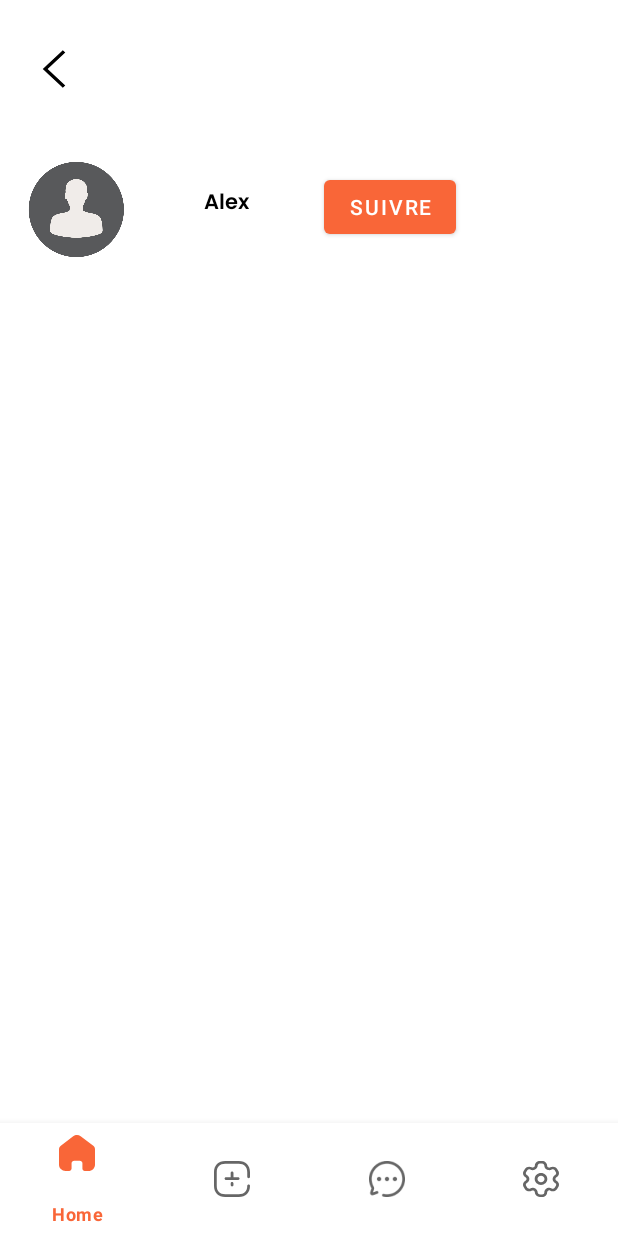
After one commit to Nathancdl/kotlin-project, an Android app: the fragment HomeFragmentSearch placed in its activity, on a phone screen of 412 x 824 dp. The commit adds this screen. Run offline under Robolectric (Android 15) with nearby library versions, the phone set to English and light mode, and no system bars; our stand-ins replace Firebase (no records; nobody signed in at launch, a user with empty details on screens opened directly).

Commit message:
all minimum layout work (not firebase)

```diff
--- /dev/null
+++ b/app/src/main/java/com/example/kotlin_project/ChatFragment.kt
@@ -0,0 +1,29 @@
+package com.example.kotlin_project
+
+import android.os.Bundle
+import android.view.LayoutInflater
+import android.view.View
+import android.view.ViewGroup
+import android.widget.Button
+import android.widget.ImageButton
+import android.widget.LinearLayout
+import android.widget.TextView
+import androidx.fragment.app.Fragment
+
+class ChatFragment : Fragment(R.layout.fragment_chat){
+
+
+    override fun onCreateView(
+        inflater: LayoutInflater,
+        container: ViewGroup?,
+        savedInstanceState: Bundle?
+    ): View {
+
+        val rootView = inflater.inflate(R.layout.fragment_chat, container, false)
+
+        return rootView
+    }
+
+
+
+}
--- /dev/null
+++ b/app/src/main/java/com/example/kotlin_project/HomeFragmentSearch.kt
@@ -0,0 +1,63 @@
+package com.example.kotlin_project
+
+import android.annotation.SuppressLint
+import android.os.Bundle
+import android.view.LayoutInflater
+import android.view.View
+import android.view.ViewGroup
+import android.widget.Button
+import android.widget.ImageButton
+import android.widget.LinearLayout
+import android.widget.TextView
+import androidx.fragment.app.Fragment
+
+class HomeFragmentSearch : Fragment(R.layout.visual_searchuser){
+
+    @SuppressLint("MissingInflatedId")
+    override fun onCreateView(
+        inflater: LayoutInflater,
+        container: ViewGroup?,
+        savedInstanceState: Bundle?
+    ): View {
+
+        val rootView = inflater.inflate(R.layout.visual_searchuser, container, false)
+
+        rootView.findViewById<ImageButton>(R.id.buttonbacksearchtohome).setOnClickListener{
+            // Revient sur la page d'avant
+            val fragmentManager = fragmentManager
+            fragmentManager?.popBackStack()
+        }
+
+
+        val linearLayout : LinearLayout = rootView.findViewById<LinearLayout>(R.id.resultsearchlayout)
+
+        linearLayout.addView(createuser(inflater, container, "Alex","151"))
+
+        return rootView
+    }
+
+
+
+    fun createuser(
+        inflater: LayoutInflater,
+        container: ViewGroup?,
+        NameUser: String,
+        uuidUser: String
+    ) : View {
+        val view : View = inflater.inflate(R.layout.visual_user, container, false)
+        view.findViewById<TextView>(R.id.user_username).text = NameUser
+        view.findViewById<Button>(R.id.user_buttonfollow).setOnClickListener{
+            view.findViewById<Button>(R.id.user_buttonfollow).isEnabled = false
+            newfollow(uuidUser)
+        }
+        return view
+    }
+
+    fun newfollow(uuidUser: String){
+
+    println("newFollow")
+
+    }
+
+
+}
--- a/app/src/main/java/com/example/kotlin_project/MainActivity.kt
+++ b/app/src/main/java/com/example/kotlin_project/MainActivity.kt
@@ -26,8 +26,8 @@ class MainActivity : AppCompatActivity() {
             Toast.makeText(this, "Firebase connection failed", Toast.LENGTH_SHORT).show()
         }
 
-        //val intent = Intent(this, MainScreen::class.java)
-        val intent = Intent(this, ConnectionLoginActivity::class.java)
+        val intent = Intent(this, MainScreen::class.java)
+        //val intent = Intent(this, ConnectionLoginActivity::class.java)
         startActivity(intent)
 }
 
--- a/app/src/main/java/com/example/kotlin_project/MainScreen.kt
+++ b/app/src/main/java/com/example/kotlin_project/MainScreen.kt
@@ -13,7 +13,9 @@ class MainScreen : AppCompatActivity() {
 
         val homeFragment = HomeFragment()
         val newPostFragment = NewPostFragment()
+        val chatFragment = ChatFragment()
         val settingsFragment = SettingsFragment()
+
 
         setCurrentFragment(homeFragment)
 
@@ -23,6 +25,7 @@ class MainScreen : AppCompatActivity() {
             when(it.itemId){
                 R.id.mihome -> setCurrentFragment(homeFragment)
                 R.id.minewpost -> setCurrentFragment(newPostFragment)
+                R.id.minchat -> setCurrentFragment(chatFragment)
                 R.id.misetting -> setCurrentFragment(settingsFragment)
             }
             true
--- a/app/src/main/res/layout/visual_post.xml
+++ b/app/src/main/res/layout/visual_post.xml
@@ -37,7 +37,7 @@
             app:layout_constraintTop_toTopOf="parent"
             app:shapeAppearanceOverlay="@style/Circular"
             tools:ignore="MissingConstraints"
-            tools:srcCompat="@tools:sample/avatars" />
+            tools:srcCompat="@drawable/profile_default" />
 
         <ImageView
             android:id="@+id/imageclock"
--- /dev/null
+++ b/app/src/main/res/layout/visual_searchuser.xml
@@ -0,0 +1,49 @@
+<?xml version="1.0" encoding="utf-8"?>
+<androidx.constraintlayout.widget.ConstraintLayout xmlns:android="http://schemas.android.com/apk/res/android"
+    xmlns:app="http://schemas.android.com/apk/res-auto"
+    xmlns:tools="http://schemas.android.com/tools"
+    android:layout_width="match_parent"
+    android:layout_height="match_parent">
+
+    <FrameLayout
+        android:id="@+id/frame_comment"
+        android:layout_width="match_parent"
+        android:layout_height="match_parent"
+        android:background="@color/white">
+
+        <androidx.constraintlayout.widget.ConstraintLayout
+            android:layout_width="match_parent"
+            android:layout_height="match_parent">
+
+            <ImageButton
+                android:id="@+id/buttonbacksearchtohome"
+                android:layout_width="40dp"
+                android:layout_height="60dp"
+                android:layout_marginStart="16dp"
+                android:layout_marginTop="16dp"
+                android:background="@null"
+
+                android:scaleType="fitCenter"
+                app:layout_constraintStart_toStartOf="parent"
+                app:layout_constraintTop_toTopOf="parent"
+                app:srcCompat="@drawable/back" />
+
+            <ScrollView
+                android:layout_width="match_parent"
+                android:layout_height="match_parent"
+                android:layout_marginTop="88dp"
+                app:layout_constraintEnd_toEndOf="parent"
+                app:layout_constraintStart_toStartOf="parent"
+                app:layout_constraintTop_toTopOf="parent">
+
+                <LinearLayout
+                    android:id="@+id/resultsearchlayout"
+                    android:layout_width="match_parent"
+                    android:layout_height="wrap_content"
+                    android:orientation="vertical" />
+            </ScrollView>
+
+        </androidx.constraintlayout.widget.ConstraintLayout>
+    </FrameLayout>
+
+</androidx.constraintlayout.widget.ConstraintLayout>
--- /dev/null
+++ b/app/src/main/res/layout/visual_user.xml
@@ -0,0 +1,40 @@
+<?xml version="1.0" encoding="utf-8"?>
+<androidx.constraintlayout.widget.ConstraintLayout xmlns:android="http://schemas.android.com/apk/res/android"
+    xmlns:app="http://schemas.android.com/apk/res-auto"
+    xmlns:tools="http://schemas.android.com/tools"
+    android:layout_width="match_parent"
+    android:layout_height="match_parent">
+
+    <ImageView
+        android:id="@+id/userpictureprofile"
+        android:layout_width="70dp"
+        android:layout_height="70dp"
+        android:layout_marginStart="16dp"
+        android:layout_marginTop="16dp"
+        android:scaleType="fitCenter"
+        app:layout_constraintStart_toStartOf="parent"
+        app:layout_constraintTop_toTopOf="parent"
+        app:srcCompat="@drawable/profile_default" />
+
+    <TextView
+        android:id="@+id/user_username"
+        android:layout_width="wrap_content"
+        android:layout_height="wrap_content"
+        android:layout_marginStart="50dp"
+        android:layout_marginTop="20dp"
+        android:fontFamily="@font/poppins_semibold"
+        android:text="Alexandre"
+        android:textColor="@color/black"
+        app:layout_constraintStart_toEndOf="@+id/userpictureprofile"
+        app:layout_constraintTop_toTopOf="@+id/userpictureprofile" />
+
+    <Button
+        android:id="@+id/user_buttonfollow"
+        android:layout_width="wrap_content"
+        android:layout_height="wrap_content"
+        android:layout_marginStart="50dp"
+        android:layout_marginTop="10dp"
+        android:text="@string/follow"
+        app:layout_constraintStart_toEndOf="@+id/user_username"
+        app:layout_constraintTop_toTopOf="@+id/userpictureprofile" />
+</androidx.constraintlayout.widget.ConstraintLayout>
--- a/app/src/main/res/menu/nav_menu.xml
+++ b/app/src/main/res/menu/nav_menu.xml
@@ -12,6 +12,11 @@
         android:title="@string/newpost" />
 
     <item
+        android:id="@+id/minchat"
+        android:icon="@drawable/menu_chat"
+        android:title="@string/chat" />
+
+    <item
         android:id="@+id/misetting"
         android:icon="@drawable/setting"
         android:title="@string/setting" />
--- a/app/src/main/res/values/strings.xml
+++ b/app/src/main/res/values/strings.xml
@@ -36,14 +36,22 @@
     <string name="home">Home</string>
     <string name="newpost">New post</string>
     <string name="setting">Setting</string>
+    <string name="chat">Chats</string>
 
     /*Home*/
     <string name="welcome">Bienvenue,</string>
+
+    /*Search*/
+    <string name="follow">Suivre</string>
+
 
     /*comment*/
 
     <string name="comment">Commentaire</string>
     <string name="newcomment">Ajouter</string>
+
+    /*chat*/
+
 
 
     /* Profiles */
@@ -83,6 +91,7 @@
     <string name="notification">notification</string>
 
     <string name="profile">profile</string>
-    <string name="chat">chat</string>
+    <!-- TODO: Remove or change this placeholder text -->
+    <string name="hello_blank_fragment">Hello blank fragment</string>
 
 </resources>
```
Also changed, not shown: app/src/main/java/com/example/kotlin_project/HomeFragment.kt (+18 -11 lines), app/src/main/java/com/example/kotlin_project/RegistrationActivity.kt (+14 -0 lines), app/src/main/res/layout/fragment_chat.xml (added, +28 -0 lines), app/src/main/res/layout/fragment_home.xml (+21 -1 lines), app/src/main/res/drawable/menu_chat.png (added), app/src/main/res/drawable/profile_default.png (added).
